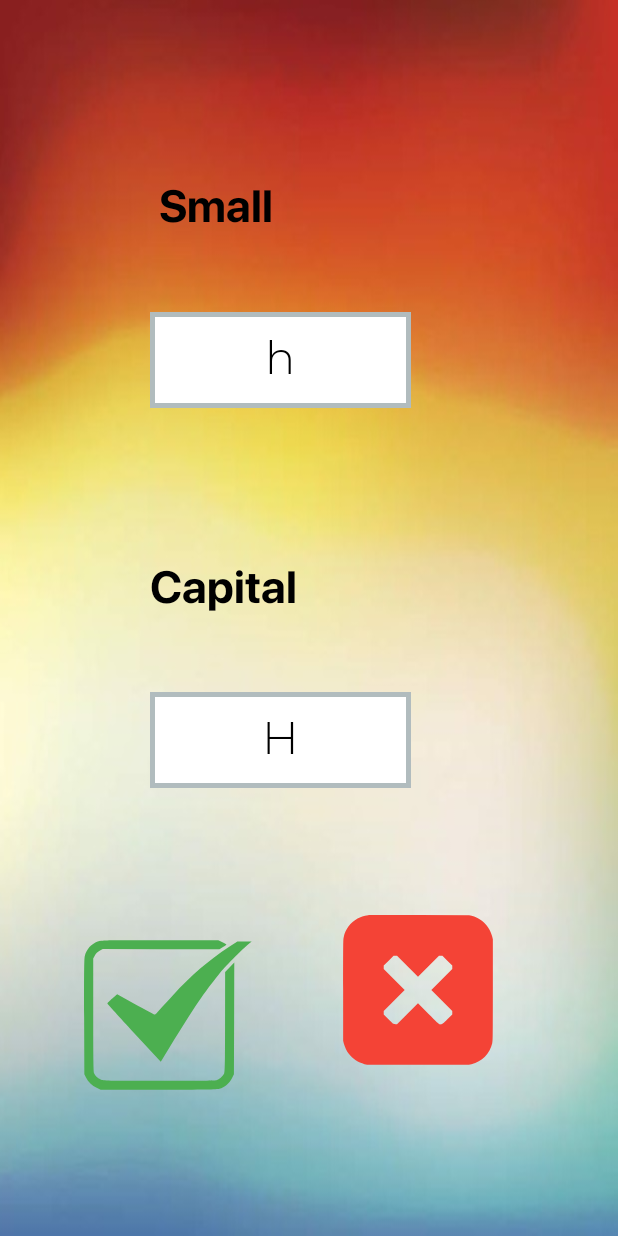
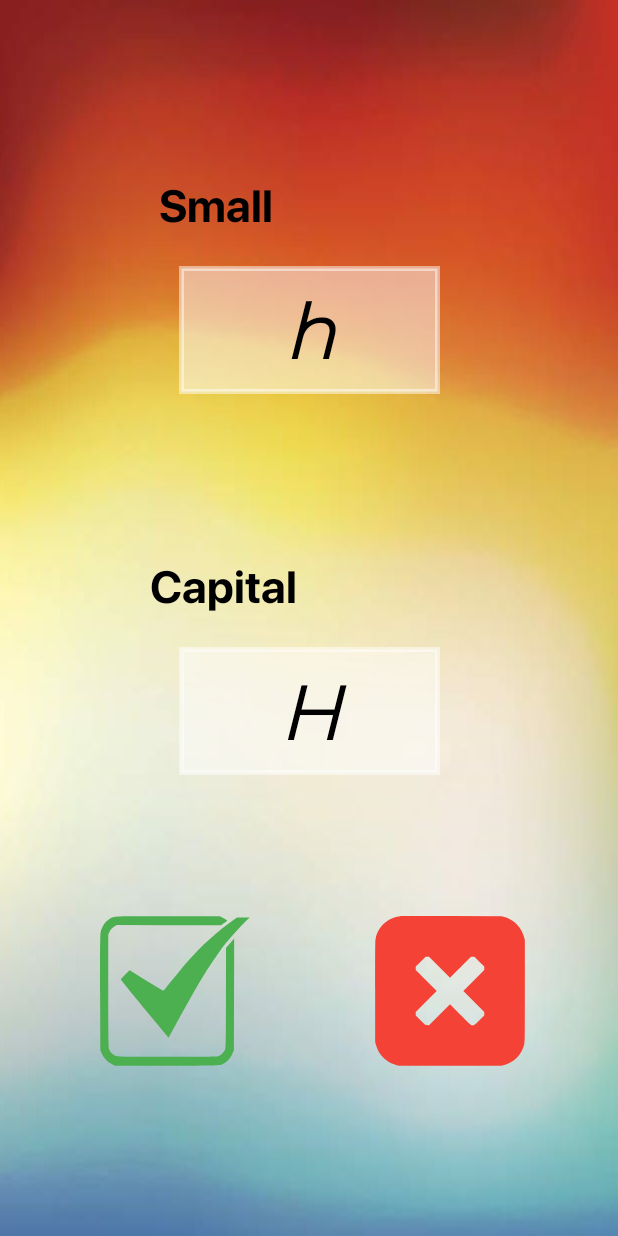
Before and after one commit to meghanabhat29/Kids-Education-App, an Android app: the SmallBigLetter screen opened directly, with no data from a screen before it, on a phone screen of 412 x 824 dp. Run offline under Robolectric (Android 15) with nearby library versions, the phone set to English and light mode, and no system bars.

Commit message:
fixing constraints

```diff
--- a/app/src/main/res/layout/activity_small_big_letter.xml
+++ b/app/src/main/res/layout/activity_small_big_letter.xml
@@ -10,39 +10,42 @@
     <TextView
         android:id="@+id/textViewSmall"
         android:layout_width="174dp"
-        android:layout_height="64dp"
+        android:layout_height="wrap_content"
         android:background="@drawable/border_rectangle"
+        android:backgroundTint="#80FFFFFF"
         android:fontFamily="@font/mo_li"
         android:padding="10dp"
         android:text="h"
+        android:layout_marginTop="5dp"
+        android:gravity="center_horizontal"
         android:textAlignment="center"
         android:textColor="#000000"
-        android:textSize="30dp"
-        app:layout_constraintBottom_toBottomOf="parent"
+        android:textFontWeight="700"
+        android:textSize="50dp"
+        android:textStyle="italic"
         app:layout_constraintEnd_toEndOf="parent"
-        app:layout_constraintHorizontal_bias="0.421"
         app:layout_constraintStart_toStartOf="parent"
-        app:layout_constraintTop_toTopOf="parent"
-        app:layout_constraintVertical_bias="0.274" />
+        app:layout_constraintTop_toBottomOf="@+id/textView9"/>
 
     <TextView
         android:id="@+id/textViewCapital"
         android:layout_width="174dp"
-        android:layout_height="64dp"
+        android:layout_height="wrap_content"
+        android:layout_marginTop="5dp"
         android:background="@drawable/border_rectangle"
+        android:backgroundTint="#80FFFFFF"
         android:fontFamily="@font/mo_li"
+        android:gravity="center_horizontal"
         android:padding="10dp"
         android:text="H"
         android:textAlignment="center"
         android:textColor="#000000"
-        android:textSize="30dp"
-
-        app:layout_constraintBottom_toBottomOf="parent"
+        android:textFontWeight="700"
+        android:textSize="50dp"
+        android:textStyle="italic"
         app:layout_constraintEnd_toEndOf="parent"
-        app:layout_constraintHorizontal_bias="0.421"
         app:layout_constraintStart_toStartOf="parent"
-        app:layout_constraintTop_toTopOf="parent"
-        app:layout_constraintVertical_bias="0.607" />
+        app:layout_constraintTop_toBottomOf="@+id/textView10" />
 
     <TextView
         android:id="@+id/textView9"
@@ -52,7 +55,6 @@
         android:text="Small"
         android:textColor="#000000"
         android:textSize="30dp"
-
         app:layout_constraintBottom_toBottomOf="parent"
         app:layout_constraintEnd_toEndOf="parent"
         app:layout_constraintHorizontal_bias="0.42"
@@ -80,26 +82,29 @@
         android:id="@+id/imageButtonCross"
         android:layout_width="100dp"
         android:layout_height="100dp"
+        android:layout_marginEnd="10dp"
+        android:layout_marginBottom="20dp"
         android:background="@drawable/ic_cross"
         app:layout_constraintBottom_toBottomOf="parent"
         app:layout_constraintEnd_toEndOf="parent"
-        app:layout_constraintHorizontal_bias="0.733"
+        app:layout_constraintHorizontal_bias="0.827"
         app:layout_constraintStart_toStartOf="parent"
         app:layout_constraintTop_toBottomOf="@+id/textViewCapital"
-        app:layout_constraintVertical_bias="0.426" />
+        app:layout_constraintVertical_bias="0.5" />
 
     <ImageButton
         android:id="@+id/imageButtonTick"
-        android:layout_width="112dp"
+        android:layout_width="100dp"
         android:layout_height="100dp"
-        android:layout_marginBottom="84dp"
+        android:layout_marginStart="10dp"
+        android:layout_marginBottom="20dp"
         android:background="@drawable/ic_tick"
         app:layout_constraintBottom_toBottomOf="parent"
         app:layout_constraintEnd_toEndOf="parent"
         app:layout_constraintHorizontal_bias="0.187"
         app:layout_constraintStart_toStartOf="parent"
         app:layout_constraintTop_toBottomOf="@+id/textViewCapital"
-        app:layout_constraintVertical_bias="0.884" />
+        app:layout_constraintVertical_bias="0.5" />
 
 
 </androidx.constraintlayout.widget.ConstraintLayout>
```
